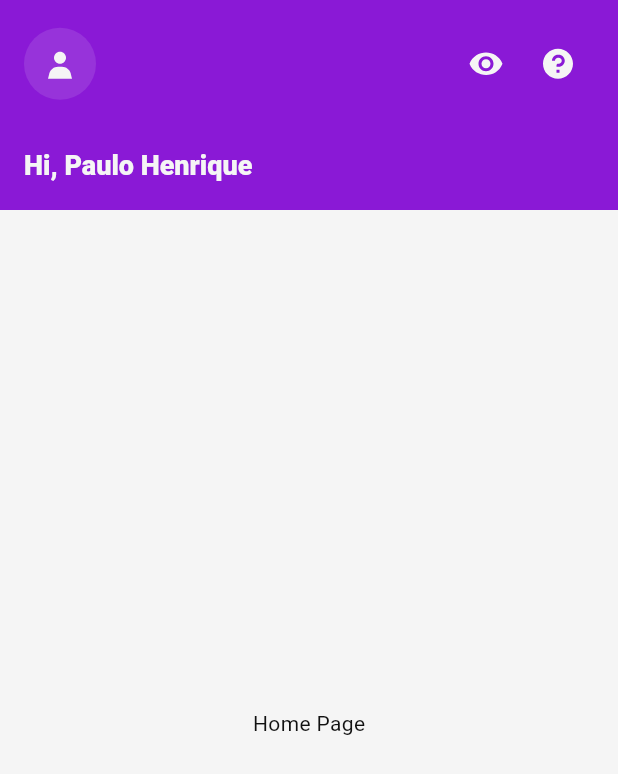
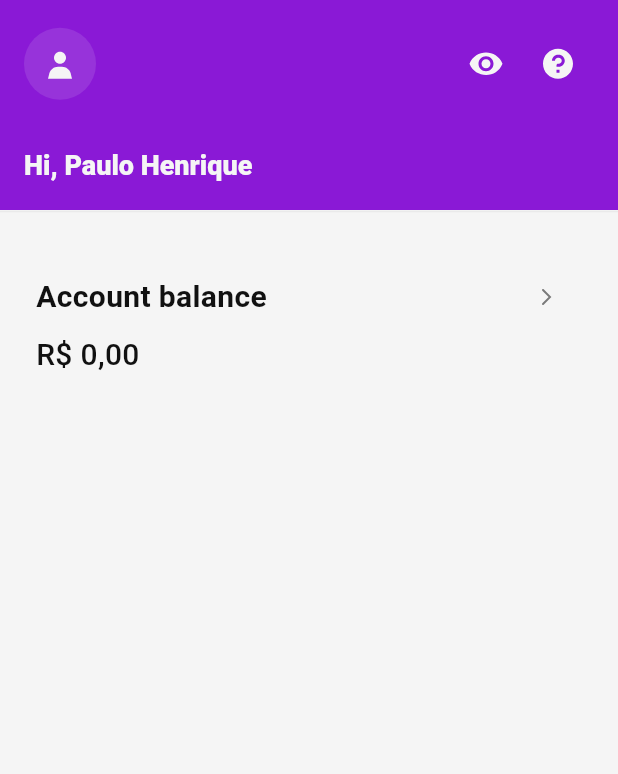
Before and after one commit to paulosabra/nubank, a Flutter app: the screen it shows after launch, on a phone screen of 412 x 824 dp. Shown: the top 774 px of the screen. Run offline on Flutter 3.47's test engine with Material 3 defaults, Android fonts, the phone set to English and light mode, and no system bars; our stand-ins replace flutter_svg, go_router.

Commit message:
feat(home): add AccountBalance to HomePage

```diff
--- a/lib/core/localization/app_en.arb
+++ b/lib/core/localization/app_en.arb
@@ -7,5 +7,6 @@
         "type": "String"
       }
     }
-  }
+  },
+  "accountBalance": "Account balance"
 }
--- a/lib/core/localization/app_localizations.dart
+++ b/lib/core/localization/app_localizations.dart
@@ -109,6 +109,12 @@ abstract class AppLocalizations {
   /// In en, this message translates to:
   /// **'Hi, {username}'**
   String greeting(String username);
+
+  /// No description provided for @accountBalance.
+  ///
+  /// In en, this message translates to:
+  /// **'Account balance'**
+  String get accountBalance;
 }
 
 class _AppLocalizationsDelegate
--- a/lib/core/localization/app_localizations_en.dart
+++ b/lib/core/localization/app_localizations_en.dart
@@ -15,4 +15,7 @@ class AppLocalizationsEn extends AppLocalizations {
   String greeting(String username) {
     return 'Hi, $username';
   }
+
+  @override
+  String get accountBalance => 'Account balance';
 }
--- a/lib/core/localization/app_localizations_pt.dart
+++ b/lib/core/localization/app_localizations_pt.dart
@@ -15,4 +15,7 @@ class AppLocalizationsPt extends AppLocalizations {
   String greeting(String username) {
     return 'Olá, $username';
   }
+
+  @override
+  String get accountBalance => 'Saldo em conta';
 }
--- a/lib/core/localization/app_pt.arb
+++ b/lib/core/localization/app_pt.arb
@@ -7,5 +7,6 @@
         "type": "String"
       }
     }
-  }
+  },
+  "accountBalance": "Saldo em conta"
 }
--- a/lib/pages/home/home_page.dart
+++ b/lib/pages/home/home_page.dart
@@ -1,14 +1,32 @@
 import 'package:flutter/material.dart';
 import 'package:nubank/components/app_bar.dart';
+import 'package:nubank/components/card.dart';
+import 'package:nubank/core/utils/extensions/context.dart';
 
 class HomePage extends StatelessWidget {
   const HomePage({super.key});
 
   @override
   Widget build(BuildContext context) {
-    return const Scaffold(
-      appBar: NuAppBar(userName: 'Paulo Henrique'),
-      body: Center(child: Text('Home Page')),
+    return Scaffold(
+      appBar: const NuAppBar(userName: 'Paulo Henrique'),
+      body: SafeArea(
+        child: SingleChildScrollView(
+          child: Column(
+            children: [
+              NuCard(
+                data: context.l10n.accountBalance,
+                children: const [
+                  Text(
+                    r'R$ 0,00',
+                    style: TextStyle(fontSize: 20, fontWeight: FontWeight.w500),
+                  ),
+                ],
+              ),
+            ],
+          ),
+        ),
+      ),
     );
   }
 }
```
